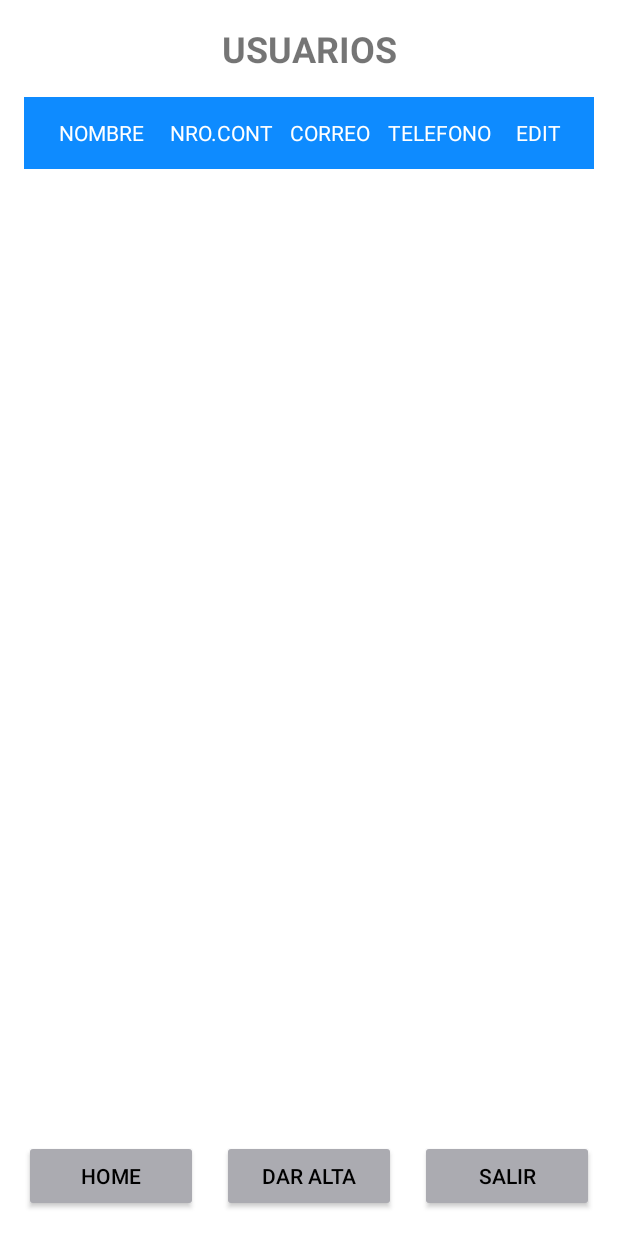
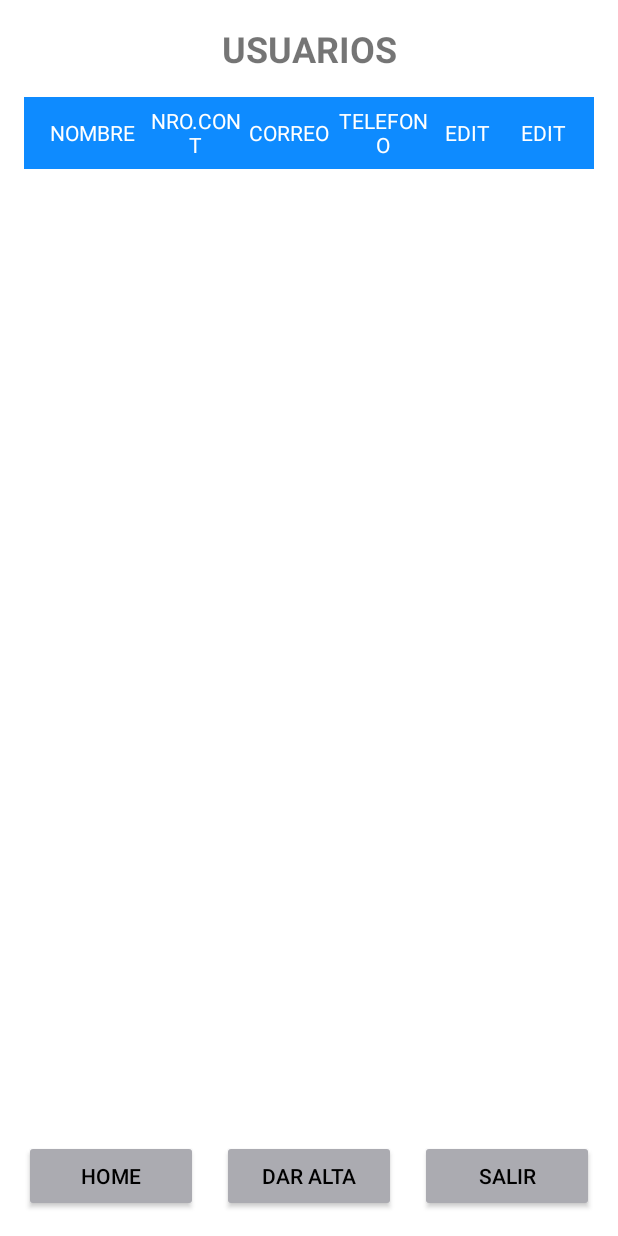
Before and after one commit to ivanfs20/AccesIto_App, an Android app built with Jetpack Compose: the UsuariosSeguridadActivity screen opened directly, with no data from a screen before it, on a phone screen of 412 x 824 dp. Run offline under Robolectric (Android 15) with nearby library versions, the phone set to English and light mode, and no system bars; our stand-ins replace Room's generated code; 3 statements that could not run were skipped.

Commit message:
Update usuarios_seguridad.xml

```diff
--- a/app/src/main/res/layout/usuarios_seguridad.xml
+++ b/app/src/main/res/layout/usuarios_seguridad.xml
@@ -62,6 +62,14 @@
             android:text="EDIT"
             android:textColor="@android:color/white"
             android:gravity="center"/>
+
+        <TextView
+            android:layout_width="0dp"
+            android:layout_height="match_parent"
+            android:layout_weight="0.8"
+            android:text="EDIT"
+            android:textColor="@android:color/white"
+            android:gravity="center"/>
     </LinearLayout>
 
     <!-- Lista de elementos -->
@@ -111,5 +119,4 @@
             android:backgroundTint="@color/material_dynamic_neutral70"
             android:textColor="@color/black"/>
     </LinearLayout>
-
 </LinearLayout>
```
